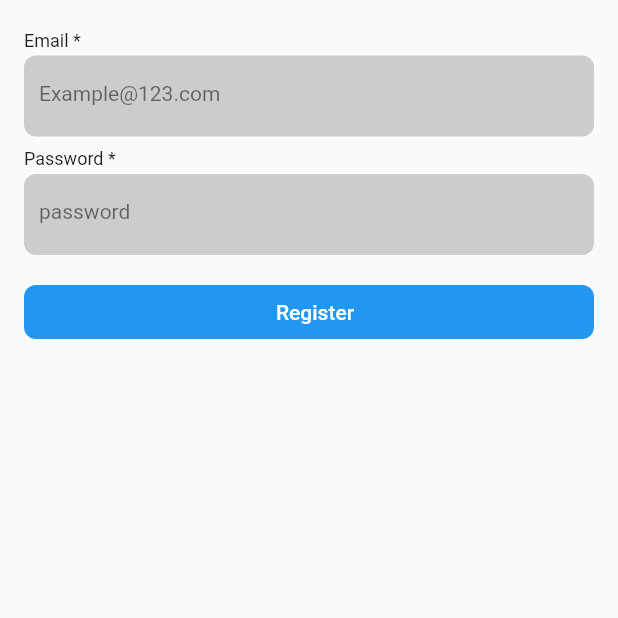
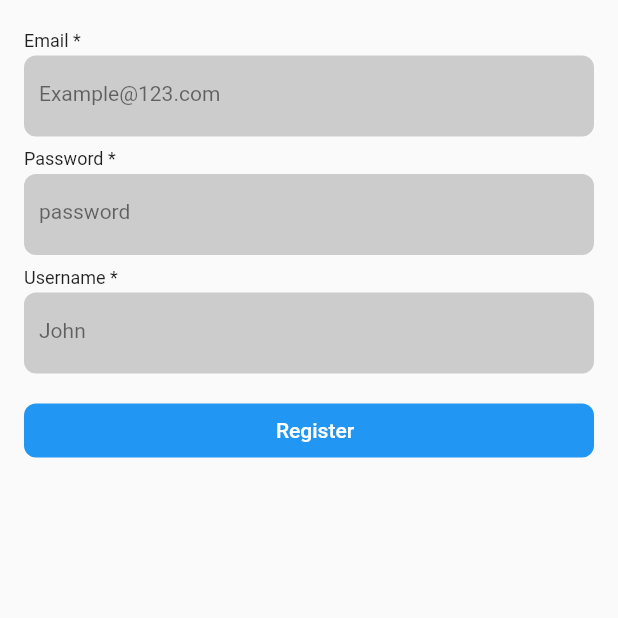
Before and after one commit to Harits19/movie_app, a Flutter app: the RegisterPage screen opened directly, on a phone screen of 412 x 824 dp, the top half of it. Run offline on Flutter 3.47's test engine with Material 2 defaults, Android fonts, the phone set to English and light mode, and no system bars; our stand-ins replace bloc, dio, equatable, flutter_bloc, pretty_dio_logger, shared_preferences and 1 more; accounts and stored records are empty.

Commit message:
add register flow

```diff
--- a/lib/bloc/auth_bloc/auth_bloc_state.dart
+++ b/lib/bloc/auth_bloc/auth_bloc_state.dart
@@ -7,18 +7,18 @@ abstract class AuthBlocState extends Equatable {
   List<Object> get props => [];
 }
 
-class AuthBlocInitialState extends AuthBlocState { }
+class AuthBlocInitialState extends AuthBlocState {}
 
-class AuthBlocLoadingState extends AuthBlocState { }
+class AuthBlocLoadingState extends AuthBlocState {}
 
-class AuthBlocLoggedInState extends AuthBlocState { }
+class AuthBlocLoggedInState extends AuthBlocState {}
 
-class AuthBlocLoginState extends AuthBlocState { }
+class AuthBlocLoginState extends AuthBlocState {}
 
-class AuthBlocSuccesState extends AuthBlocState { }
+class AuthBlocSuccesState extends AuthBlocState {}
 
 class AuthBlocLoadedState extends AuthBlocState {
-    final data;
+  final User data;
 
   AuthBlocLoadedState(this.data);
 
@@ -27,7 +27,7 @@ class AuthBlocLoadedState extends AuthBlocState {
 }
 
 class AuthBlocErrorState extends AuthBlocState {
-    final error;
+  final String error;
 
   AuthBlocErrorState(this.error);
 
--- a/lib/models/user.dart
+++ b/lib/models/user.dart
@@ -1,18 +1,31 @@
-class User{
+import 'package:majootestcase/utils/constant.dart';
+
+class User {
   String? email;
-  String? userName;
   String? password;
+  String? username;
 
-  User({this.email, this.userName, this.password});
+  User({this.email, this.password, this.username});
 
-  User.fromJson(Map<String, dynamic> json)
-      : email = json['email'],
-        password = json['password'],
-        userName = json['username'];
+  Map<String, Object?> toMap() {
+    var map = <String, Object?>{
+      SqfliteKey.columnEmail: email,
+      SqfliteKey.columnPassword: password,
+      SqfliteKey.columnUsername: username,
+    };
+
+    return map;
+  }
+
+  User.fromMap(Map<String, dynamic> map) {
+    email = map[SqfliteKey.columnEmail];
+    password = map[SqfliteKey.columnPassword];
+    username = map[SqfliteKey.columnUsername];
+  }
 
   Map<String, dynamic> toJson() => {
-    'email': email,
-    'password': password,
-    'username' : userName
-  };
+        'email': email,
+        'password': password,
+        'username': username,
+      };
 }
--- a/lib/ui/extra/input_email_view.dart
+++ b/lib/ui/extra/input_email_view.dart
@@ -7,7 +7,7 @@ class InputEmailView extends StatelessWidget {
     this.controller,
   }) : super(key: key);
 
-  TextController? controller;
+  final TextController? controller;
 
   @override
   Widget build(BuildContext context) {
--- a/lib/ui/register/register_page.dart
+++ b/lib/ui/register/register_page.dart
@@ -1,7 +1,11 @@
 import 'package:flutter/material.dart';
+import 'package:majootestcase/bloc/auth_bloc/auth_bloc_cubit.dart';
 import 'package:majootestcase/common/widget/custom_button.dart';
+import 'package:majootestcase/common/widget/text_form_field.dart';
+import 'package:majootestcase/models/user.dart';
 import 'package:majootestcase/ui/extra/input_email_view.dart';
 import 'package:majootestcase/ui/extra/input_password_view.dart';
+import 'package:flutter_bloc/flutter_bloc.dart';
 
 class RegisterPage extends StatefulWidget {
   RegisterPage({Key? key}) : super(key: key);
@@ -11,29 +15,89 @@ class RegisterPage extends StatefulWidget {
 }
 
 class _RegisterPageState extends State<RegisterPage> {
+  final formKey = GlobalKey<FormState>();
+  final emailController = TextController();
+  final passwordController = TextController();
+  final usernameController = TextController();
+
   @override
   Widget build(BuildContext context) {
     return Scaffold(
-      body: SafeArea(
+      body: BlocListener<AuthBlocCubit, AuthBlocState>(
+        listener: (contet, state) {
+          if (state is AuthBlocErrorState) {
+            Navigator.pop(context);
+            ScaffoldMessenger.of(context).showSnackBar(
+              SnackBar(
+                content: Text(state.error),
+              ),
+            );
+          }
+          if (state is AuthBlocLoadingState) {
+            showDialog(
+              context: context,
+              builder: (context) => Center(
+                child: CircularProgressIndicator(),
+              ),
+            );
+          }
+        },
+        child: SafeArea(
           child: Form(
+            key: formKey,
             child: SingleChildScrollView(
               padding: EdgeInsets.all(16),
               child: Column(
                 crossAxisAlignment: CrossAxisAlignment.stretch,
                 children: [
-                InputEmailView(),
-                InputPasswordView(),
+                  InputEmailView(
+                    controller: emailController,
+                  ),
+                  InputPasswordView(
+                    controller: passwordController,
+                  ),
+                  CustomTextFormField(
+                    controller: usernameController,
+                    label: "Username",
+                    hint: "John",
+                    mandatory: true,
+                  ),
                   SizedBox(
                     height: 16,
                   ),
                   CustomButton(
                     text: "Register",
+                    onPressed: handleRegister,
+                  ),
+                  SizedBox(
+                    height: 16,
                   ),
                 ],
               ),
             ),
           ),
         ),
+      ),
     );
   }
+
+  void handleRegister() async {
+    // print({handleRegister, "called"});
+    final authRead = context.read<AuthBlocCubit>();
+    final _email = emailController.value;
+    final _password = passwordController.value;
+    final _username = usernameController.value;
+
+    if (formKey.currentState?.validate() == true &&
+        _email != null &&
+        _password != null &&
+        _username != null) {
+      User user = User(
+        email: _email,
+        password: _password,
+        username: _username,
+      );
+      authRead.registerUser(user);
     }
+  }
+}
--- a/lib/utils/constant.dart
+++ b/lib/utils/constant.dart
@@ -18,3 +18,10 @@ class ScreenUtilConstants {
 class SharedPrefKey {
   static const isLoggedIn = "is_logged_in";
 }
+
+class SqfliteKey {
+  static const tableUser = 'users';
+  static const columnEmail = 'email';
+  static const columnPassword = 'password';
+  static const columnUsername = 'username';
+}
```
Also changed, not shown: lib/bloc/auth_bloc/auth_bloc_cubit.dart (+12 -0 lines), lib/main.dart (+14 -7 lines), lib/services/sqflite_service.dart (added, +59 -0 lines), lib/ui/login/login_page.dart (+14 -2 lines), pubspec.yaml (+10 -14 lines), lib/ui/film/film_page.dart (added). Lines whose indentation alone changed are shown as unchanged.
